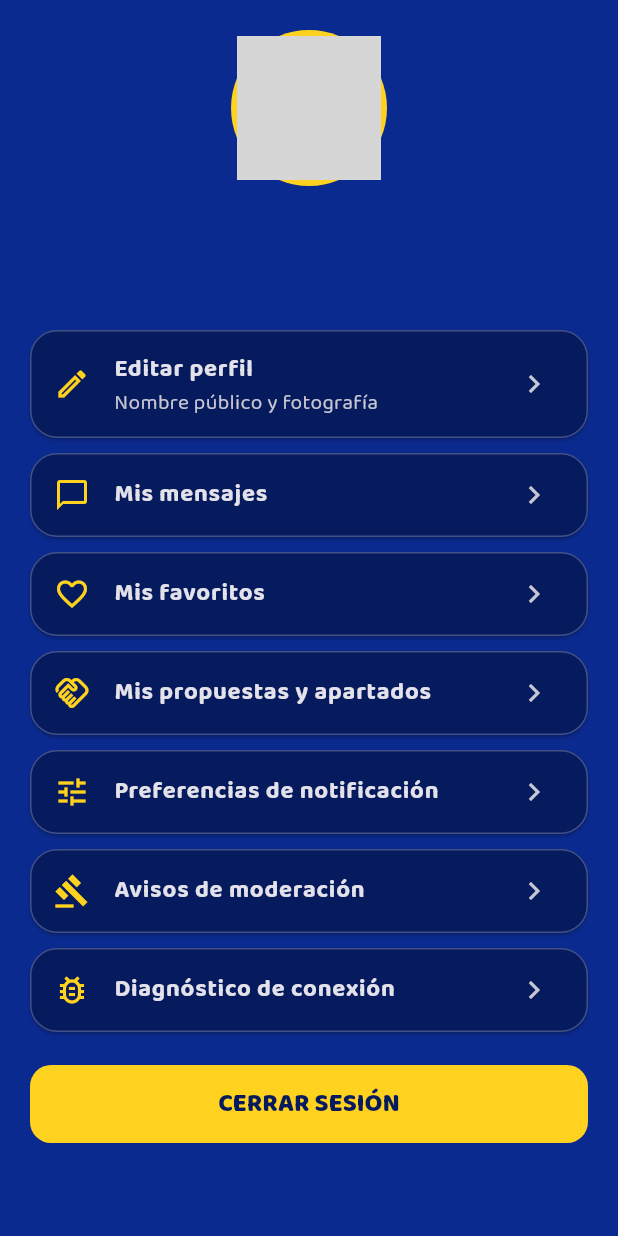
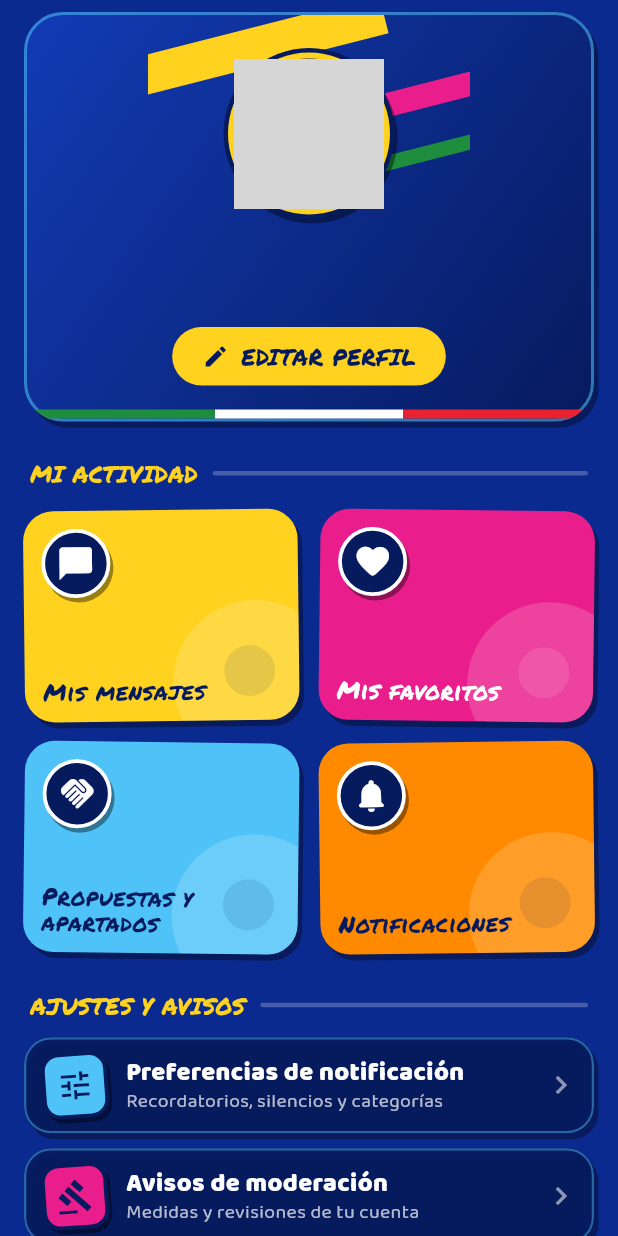
Before and after one commit to TianGuia/Tianguiapp, a Flutter app: the PerfilTab widget shown alone on an empty page, opened directly, on a phone screen of 412 x 824 dp. Run offline on Flutter 3.47's test engine with Material 3 defaults, Android fonts, the phone set to English and light mode, and no system bars; our stand-ins replace firebase_core, firebase_messaging, flutter_map, geolocator, google_fonts, image_picker and 3 more; accounts and stored records are empty; network calls fail; grey boxes are pictures that could not be loaded.

Commit message:
feat(ui): Perfil con iconos en sello y seccion Mi actividad

```diff
--- a/lib/screens/editar_perfil_screen.dart
+++ b/lib/screens/editar_perfil_screen.dart
@@ -7,6 +7,7 @@ import 'package:supabase_flutter/supabase_flutter.dart';
 import '../config/theme.dart';
 import '../services/auth_service.dart';
 import '../widgets/fondo.dart';
+import '../widgets/urbano.dart';
 import '../widgets/entradas.dart';
 import '../widgets/mensaje.dart';
 
@@ -107,10 +108,24 @@ class _EditarPerfilScreenState extends State<EditarPerfilScreen> {
     return Fondo(
       child: Scaffold(
         backgroundColor: Colors.transparent,
-        appBar: AppBar(title: const Text('Editar perfil')),
+        appBar: AppBar(
+            backgroundColor: Colors.transparent,
+            elevation: 0,
+            scrolledUnderElevation: 0,
+            surfaceTintColor: Colors.transparent,
+            title: const Text('Editar perfil')),
         body: _cargando
-            ? const Center(child: CircularProgressIndicator(color: Tg.amarillo))
-            : ListView(padding: const EdgeInsets.all(20), children: [
+            ? const CargandoTg()
+            : ListView(padding: const EdgeInsets.only(bottom: 24), children: [
+                const CabeceraTg(
+                  titulo: 'Tu perfil',
+                  subtitulo: 'Así te ven en los chats y apartados',
+                  icono: Icons.person,
+                  color: Tg.rosa,
+                ),
+                Padding(
+                  padding: const EdgeInsets.symmetric(horizontal: 20),
+                  child: Column(children: [
                 Center(
                   child: GestureDetector(
                     onTap: _guardando ? null : _elegirFoto,
@@ -166,6 +181,8 @@ class _EditarPerfilScreenState extends State<EditarPerfilScreen> {
                   onPressed: _guardando ? null : _guardar,
                   child: Text(_guardando ? 'GUARDANDO…' : 'GUARDAR'),
                 ),
+                  ]),
+                ),
               ]),
       ),
     );
--- a/lib/screens/perfil_tab.dart
+++ b/lib/screens/perfil_tab.dart
@@ -2,13 +2,17 @@ import 'package:flutter/material.dart';
 import '../config/theme.dart';
 import '../services/auth_service.dart';
 import '../widgets/cerrar_sesion.dart';
+import '../widgets/urbano.dart';
 import 'chats_screen.dart';
 import 'diagnostico_screen.dart';
 import 'editar_perfil_screen.dart';
 import 'favoritos_screen.dart';
 import 'medidas_screen.dart';
+import 'notificaciones_screen.dart';
 import 'preferencias_notificacion_screen.dart';
+import 'reportar_falla_screen.dart';
 import 'tratos_screen.dart';
+import 'tutorial_screen.dart';
 import 'verificar_contacto_screen.dart';
 
 // rf-36 se cumple aqui: la persona puede ver y cambiar su nombre y su foto
@@ -20,13 +24,22 @@ class PerfilTab extends StatefulWidget {
 
 class _PerfilTabState extends State<PerfilTab> {
   final _auth = AuthService();
+  late Future<Map<String, dynamic>?> _perfil = _auth.miPerfil();
+
+  void _refrescar() {
+    if (mounted) {
+      setState(() {
+        _perfil = _auth.miPerfil();
+      });
+    }
+  }
 
   Future<void> _verificar() async {
     final ok = await Navigator.push<bool>(
       context,
       MaterialPageRoute(builder: (_) => const VerificarContactoScreen()),
     );
-    if (ok == true && mounted) setState(() {});
+    if (ok == true) _refrescar();
   }
 
   Future<void> _editar() async {
@@ -34,132 +47,186 @@ class _PerfilTabState extends State<PerfilTab> {
       context,
       MaterialPageRoute(builder: (_) => const EditarPerfilScreen()),
     );
-    if (ok == true && mounted) setState(() {});
+    if (ok == true) _refrescar();
+  }
+
+  void _ir(Widget pantalla) =>
+      Navigator.push(context, MaterialPageRoute(builder: (_) => pantalla));
+
+  // tarjeta grande con foto, nombre y correo
+  Widget _hero(Map<String, dynamic>? p) {
+    final foto = p?['foto_url'] as String?;
+    final correo = p?['correo'] as String?;
+    final nombre = (p?['nombre_publico'] as String?) ?? '…';
+    return Container(
+      margin: const EdgeInsets.fromLTRB(16, 8, 16, 6),
+      clipBehavior: Clip.antiAlias,
+      decoration: BoxDecoration(
+        gradient: const LinearGradient(
+          begin: Alignment.topLeft,
+          end: Alignment.bottomRight,
+          colors: [Color(0xFF123BB5), Tg.azulOscuro],
+        ),
+        borderRadius: BorderRadius.circular(26),
+        border: Border.all(color: Tg.azulClaro.withValues(alpha: 0.55), width: 2),
+        boxShadow: const [BoxShadow(color: Color(0x59000000), offset: Offset(3, 4), blurRadius: 0)],
+      ),
+      child: Column(children: [
+        Stack(children: [
+          // franja de color detras de la foto
+          Positioned(left: -30, top: 10, child: Transform.rotate(angle: -0.25, child: Container(width: 190, height: 26, color: Tg.amarillo))),
+          Positioned(right: -40, top: 52, child: Transform.rotate(angle: -0.25, child: Container(width: 190, height: 16, color: Tg.rosa))),
+          Positioned(right: -20, top: 90, child: Transform.rotate(angle: -0.25, child: Container(width: 120, height: 10, color: Tg.verde))),
+          Padding(
+            padding: const EdgeInsets.fromLTRB(16, 22, 16, 16),
+            child: Column(children: [
+              Container(
+                padding: const EdgeInsets.all(4),
+                decoration: BoxDecoration(
+                  shape: BoxShape.circle,
+                  color: Tg.amarillo,
+                  border: Border.all(color: Tg.azulOscuro, width: 3),
+                  boxShadow: const [BoxShadow(color: Color(0x66000000), offset: Offset(2, 3), blurRadius: 0)],
+                ),
+                child: CircleAvatar(
+                  radius: 50,
+                  backgroundColor: Tg.azulOscuro,
+                  backgroundImage: foto == null ? null : NetworkImage(foto),
+                  child: foto == null
+                      ? Text(
+                          nombre.trim().isEmpty ? '?' : String.fromCharCode(nombre.trim().runes.first).toUpperCase(),
+                          style: Tg.marcador(46, color: Tg.amarillo))
+                      : null,
+                ),
+              ),
+              const SizedBox(height: 12),
+              Text(nombre, textAlign: TextAlign.center, style: Tg.marcador(28)),
+              const SizedBox(height: 6),
+              if (_auth.esAnonimo)
+                const PildoraTg('SIN CORREO VERIFICADO',
+                    color: Tg.naranja, icono: Icons.warning_amber_rounded)
+              else if ((correo ?? '').isNotEmpty)
+                PildoraTg(correo!, color: Colors.white, icono: Icons.verified, colorTexto: Tg.azulOscuro),
+              const SizedBox(height: 14),
+              Material(
+                color: Tg.amarillo,
+                borderRadius: BorderRadius.circular(22),
+                child: InkWell(
+                  borderRadius: BorderRadius.circular(22),
+                  onTap: _editar,
+                  child: Padding(
+                    padding: const EdgeInsets.symmetric(horizontal: 20, vertical: 9),
+                    child: Row(mainAxisSize: MainAxisSize.min, children: [
+                      const Icon(Icons.edit, size: 18, color: Tg.azulOscuro),
+                      const SizedBox(width: 8),
+                      Text('EDITAR PERFIL', style: Tg.marcador(15, color: Tg.azulOscuro)),
+                    ]),
+                  ),
+                ),
+              ),
+            ]),
+          ),
+        ]),
+        const CintaTricolor(alto: 6),
+      ]),
+    );
   }
 
   @override
   Widget build(BuildContext context) {
-    final auth = _auth;
     return FutureBuilder<Map<String, dynamic>?>(
-      future: auth.miPerfil(),
+      future: _perfil,
       builder: (_, s) {
         final p = s.data;
-        final foto = p?['foto_url'] as String?;
-        final correo = p?['correo'] as String?;
-        return ListView(padding: const EdgeInsets.all(20), children: [
-          Center(
-            child: Container(
-              padding: const EdgeInsets.all(4),
-              decoration: const BoxDecoration(shape: BoxShape.circle, color: Tg.amarillo),
-              child: CircleAvatar(
-                radius: 48,
-                backgroundColor: Tg.azulOscuro,
-                backgroundImage: foto == null ? null : NetworkImage(foto),
-                child: foto == null ? const Icon(Icons.person, size: 48) : null,
-              ),
+        return ListView(padding: const EdgeInsets.only(bottom: 30), children: [
+          _hero(p),
+          if (_auth.esAnonimo) ...[
+            const SeccionTg('Pendiente'),
+            OpcionTg(
+              icono: Icons.verified_user_outlined,
+              color: Tg.naranja,
+              titulo: 'Verificar mi correo',
+              subtitulo: 'Necesario para vender y para no perder tus favoritos y mensajes si borras la app.',
+              onTap: _verificar,
+            ),
+          ],
+          const SeccionTg('Mi actividad'),
+          RejillaMosaicos(hijos: [
+            MosaicoTg(
+              icono: Icons.chat_bubble_rounded,
+              color: Tg.amarillo,
+              titulo: 'Mis mensajes',
+              angulo: -0.012,
+              onTap: () => _ir(const ChatsScreen()),
+            ),
+            MosaicoTg(
+              icono: Icons.favorite_rounded,
+              color: Tg.rosa,
+              colorTexto: Colors.white,
+              titulo: 'Mis favoritos',
+              angulo: 0.012,
+              onTap: () => _ir(const FavoritosScreen()),
+            ),
+            MosaicoTg(
+              icono: Icons.handshake_rounded,
+              color: Tg.azulClaro,
+              titulo: 'Propuestas y apartados',
+              angulo: 0.012,
+              onTap: () => _ir(const TratosScreen()),
+            ),
+            MosaicoTg(
+              icono: Icons.notifications_rounded,
+              color: Tg.naranja,
+              titulo: 'Notificaciones',
+              angulo: -0.012,
+              onTap: () => _ir(const NotificacionesScreen()),
+            ),
+          ]),
+          const SeccionTg('Ajustes y avisos'),
+          OpcionTg(
+            icono: Icons.tune,
+            color: Tg.azulClaro,
+            titulo: 'Preferencias de notificación',
+            subtitulo: 'Recordatorios, silencios y categorías',
+            onTap: () => _ir(const PreferenciasNotificacionScreen()),
+          ),
+          OpcionTg(
+            icono: Icons.gavel,
+            color: Tg.rosa,
+            titulo: 'Avisos de moderación',
+            subtitulo: 'Medidas y revisiones de tu cuenta',
+            onTap: () => _ir(const MedidasScreen()),
+          ),
+          OpcionTg(
+            icono: Icons.lightbulb_rounded,
+            color: Tg.verde,
+            titulo: 'Cómo funciona',
+            subtitulo: 'Un recorrido corto por la app',
+            onTap: () => _ir(const TutorialScreen()),
+          ),
+          OpcionTg(
+            icono: Icons.report_problem_rounded,
+            color: Tg.amarillo,
+            titulo: 'Reportar una falla',
+            subtitulo: 'Algo no funciona o tienes una idea',
+            onTap: () => _ir(const ReportarFallaScreen()),
+          ),
+          OpcionTg(
+            icono: Icons.bug_report_outlined,
+            color: const Color(0xFF2EAD5B),
+            titulo: 'Diagnóstico de conexión',
+            subtitulo: 'Revisa si la app llega al servidor',
+            onTap: () => _ir(const DiagnosticoScreen()),
+          ),
+          Padding(
+            padding: const EdgeInsets.fromLTRB(16, 20, 16, 0),
+            child: FilledButton.icon(
+              style: FilledButton.styleFrom(backgroundColor: Tg.rojo, foregroundColor: Colors.white),
+              onPressed: () => confirmarCerrarSesion(context),
+              icon: const Icon(Icons.logout),
+              label: const Text('CERRAR SESIÓN'),
             ),
           ),
-          const SizedBox(height: 12),
-          Text(p?['nombre_publico'] ?? '…',
-              textAlign: TextAlign.center, style: Tg.marcador(26)),
-          Text(
-              auth.esAnonimo
-                  ? 'Cuenta sin correo verificado'
-                  : (correo ?? ''),
-              textAlign: TextAlign.center,
-              style: const TextStyle(color: Colors.white70, fontSize: 16)),
-          const SizedBox(height: 24),
-          Card(
-            child: ListTile(
-              leading: const Icon(Icons.edit_outlined, color: Tg.amarillo),
-              title: const Text('Editar perfil', style: TextStyle(fontWeight: FontWeight.w700)),
-              subtitle: const Text('Nombre público y fotografía'),
-              trailing: const Icon(Icons.chevron_right),
-              onTap: _editar,
-            ),
-          ),
-          const SizedBox(height: 10),
-          if (auth.esAnonimo) ...[
-            Card(
-              child: ListTile(
-                leading: const Icon(Icons.verified_user_outlined, color: Tg.amarillo),
-                title: const Text('Verificar mi correo',
-                    style: TextStyle(fontWeight: FontWeight.w700)),
-                subtitle: const Text(
-                    'Necesario para vender y para no perder tus favoritos y mensajes si borras la app.'),
-                trailing: const Icon(Icons.chevron_right),
-                onTap: _verificar,
-              ),
-            ),
-            const SizedBox(height: 10),
-          ],
-          Card(
-            child: ListTile(
-              leading: const Icon(Icons.chat_bubble_outline, color: Tg.amarillo),
-              title: const Text('Mis mensajes', style: TextStyle(fontWeight: FontWeight.w700)),
-              trailing: const Icon(Icons.chevron_right),
-              onTap: () => Navigator.push(
-                  context, MaterialPageRoute(builder: (_) => const ChatsScreen())),
-            ),
-          ),
-          const SizedBox(height: 10),
-          Card(
-            child: ListTile(
-              leading: const Icon(Icons.favorite_border, color: Tg.amarillo),
-              title: const Text('Mis favoritos', style: TextStyle(fontWeight: FontWeight.w700)),
-              trailing: const Icon(Icons.chevron_right),
-              onTap: () => Navigator.push(
-                  context, MaterialPageRoute(builder: (_) => const FavoritosScreen())),
-            ),
-          ),
-          const SizedBox(height: 10),
-          Card(
-            child: ListTile(
-              leading: const Icon(Icons.handshake_outlined, color: Tg.amarillo),
-              title: const Text('Mis propuestas y apartados',
-                  style: TextStyle(fontWeight: FontWeight.w700)),
-              trailing: const Icon(Icons.chevron_right),
-              onTap: () => Navigator.push(
-                  context, MaterialPageRoute(builder: (_) => const TratosScreen())),
-            ),
-          ),
-          const SizedBox(height: 10),
-          Card(
-            child: ListTile(
-              leading: const Icon(Icons.tune, color: Tg.amarillo),
-              title: const Text('Preferencias de notificación',
-                  style: TextStyle(fontWeight: FontWeight.w700)),
-              trailing: const Icon(Icons.chevron_right),
-              onTap: () => Navigator.push(context,
-                  MaterialPageRoute(builder: (_) => const PreferenciasNotificacionScreen())),
-            ),
-          ),
-          const SizedBox(height: 10),
-          Card(
-            child: ListTile(
-              leading: const Icon(Icons.gavel, color: Tg.amarillo),
-              title: const Text('Avisos de moderación',
-                  style: TextStyle(fontWeight: FontWeight.w700)),
-              trailing: const Icon(Icons.chevron_right),
-              onTap: () => Navigator.push(
-                  context, MaterialPageRoute(builder: (_) => const MedidasScreen())),
-            ),
-          ),
-          const SizedBox(height: 10),
-          Card(
-            child: ListTile(
-              leading: const Icon(Icons.bug_report_outlined, color: Tg.amarillo),
-              title: const Text('Diagnóstico de conexión',
-                  style: TextStyle(fontWeight: FontWeight.w700)),
-              trailing: const Icon(Icons.chevron_right),
-              onTap: () => Navigator.push(
-                  context, MaterialPageRoute(builder: (_) => const DiagnosticoScreen())),
-            ),
-          ),
-          const SizedBox(height: 22),
-          FilledButton(
-              onPressed: () => confirmarCerrarSesion(context),
-              child: const Text('CERRAR SESIÓN')),
         ]);
       },
     );
```
